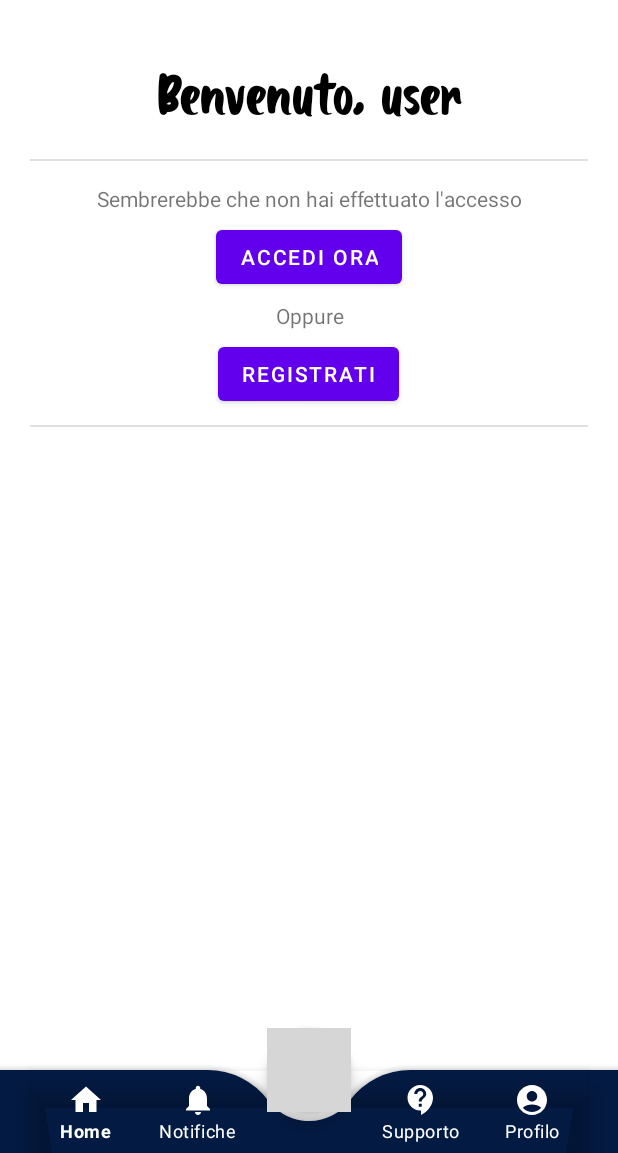
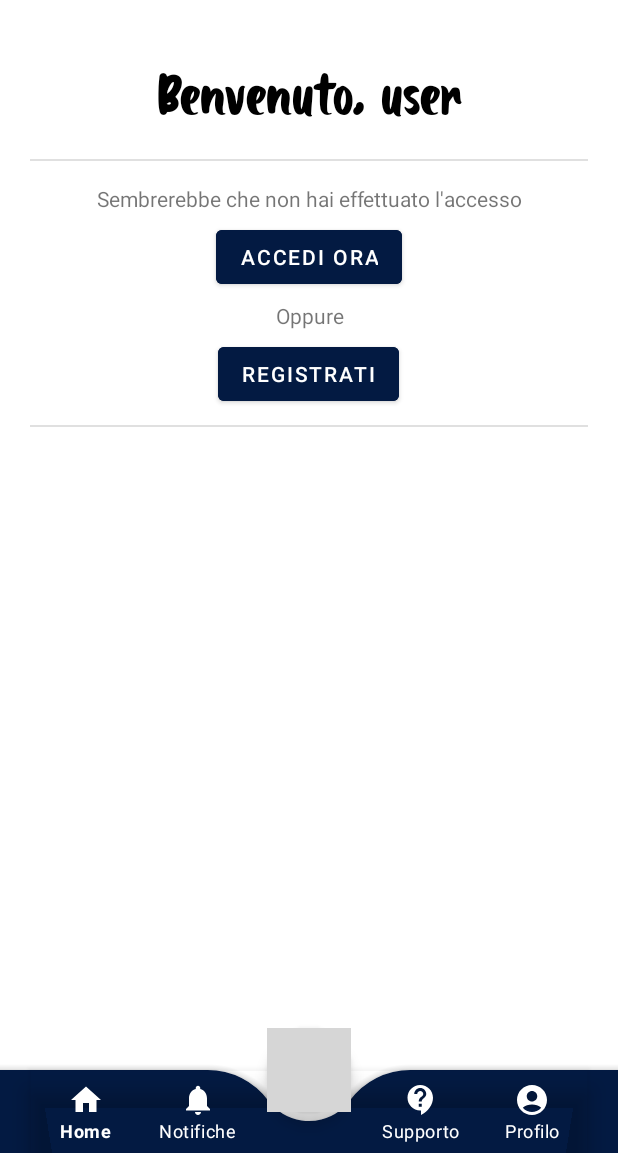
Before and after one commit to MaxQuello/SeasonApp, an Android app: the ProfileFragment screen opened through its navigation route, on a phone screen of 412 x 824 dp, the part 83-1236 px from its top. Run offline under Robolectric (Android 15) with nearby library versions, the phone set to English and light mode, and no system bars; grey boxes are pictures that could not be loaded.

Commit message:
ritocchi vari

```diff
--- a/app/src/main/res/layout/fragment_profile.xml
+++ b/app/src/main/res/layout/fragment_profile.xml
@@ -50,6 +50,7 @@
                 android:layout_width="wrap_content"
                 android:layout_height="wrap_content"
                 android:layout_gravity="center_horizontal"
+                android:backgroundTint="@color/dock"
                 android:text="@string/accedi" />
 
             <TextView
@@ -65,6 +66,7 @@
                 android:layout_width="wrap_content"
                 android:layout_height="wrap_content"
                 android:layout_gravity="center_horizontal"
+                android:backgroundTint="@color/dock"
                 android:text="@string/registrati" />
         </LinearLayout>
 
```
